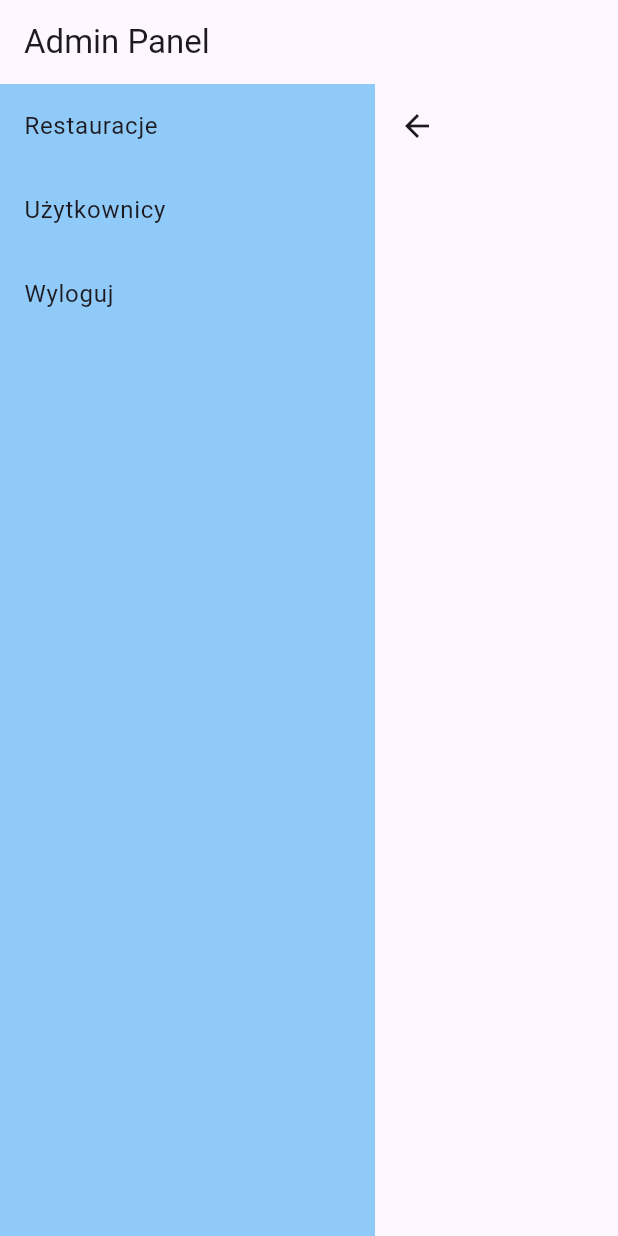
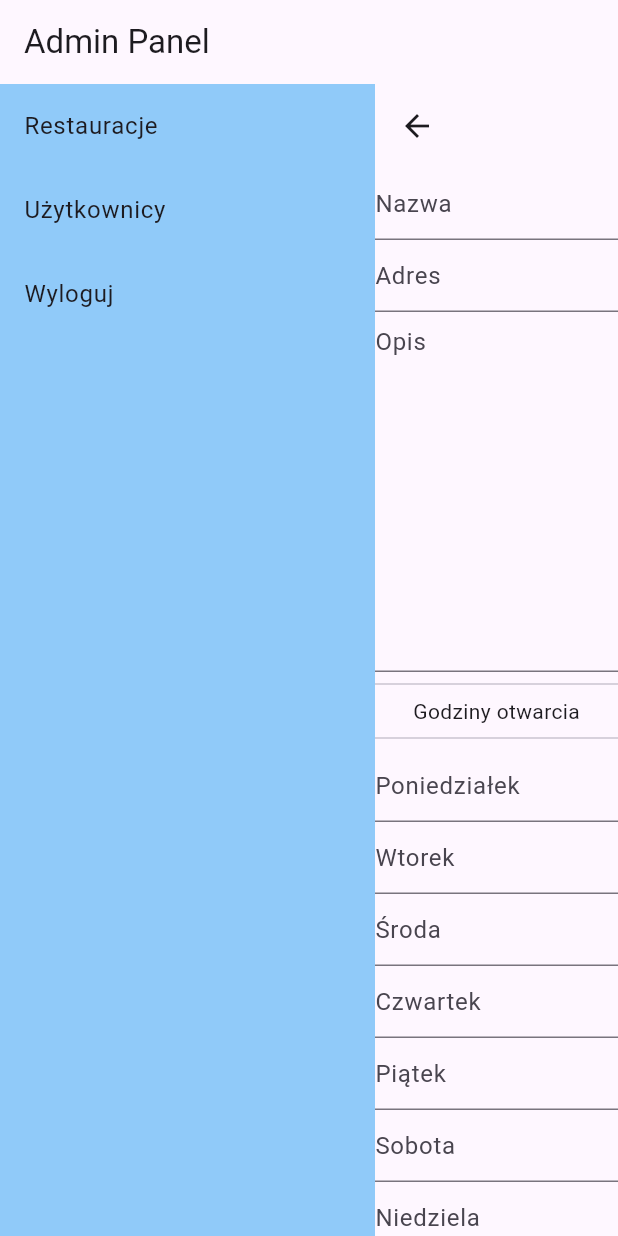
Before and after one commit to EleXxX214/admin_panel, a Flutter app: the screen it shows after launch, after a tap on "Restauracje", after a tap on the "add" icon, on a phone screen of 412 x 824 dp. Run offline on Flutter 3.47's test engine with Material 3 defaults, Android fonts, the phone set to English and light mode, and no system bars; our stand-ins replace cloud_firestore, firebase_auth, firebase_core, firebase_storage, logger; accounts and stored records are empty; generated files the repository leaves out were written again.

Commit message:
addrestaurant form

```diff
--- a/lib/addons/addrestaurant.dart
+++ b/lib/addons/addrestaurant.dart
@@ -9,16 +9,88 @@ class AddRestaurant extends StatefulWidget {
   State<AddRestaurant> createState() => _AddRestaurantState();
 }
 
+final TextEditingController nameController = TextEditingController();
+final TextEditingController addressController = TextEditingController();
+final TextEditingController descriptionController = TextEditingController();
+final TextEditingController mondayController = TextEditingController();
+final TextEditingController tuesdayController = TextEditingController();
+final TextEditingController wednesdayController = TextEditingController();
+final TextEditingController thursdayController = TextEditingController();
+final TextEditingController fridayController = TextEditingController();
+final TextEditingController saturdayController = TextEditingController();
+final TextEditingController sundayController = TextEditingController();
+
 class _AddRestaurantState extends State<AddRestaurant> {
   @override
   Widget build(BuildContext context) {
     return Scaffold(
-      appBar: AppBar(
-        leading: IconButton(
-          icon: const Icon(Icons.arrow_back_outlined),
-          onPressed: widget.turnBack,
+        appBar: AppBar(
+          leading: IconButton(
+            icon: const Icon(Icons.arrow_back_outlined),
+            onPressed: widget.turnBack,
+          ),
         ),
-      ),
-    );
+        body: Center(
+            child: SizedBox(
+          width: 400,
+          child: Column(
+            children: [
+              TextField(
+                controller: nameController,
+                decoration: const InputDecoration(hintText: "Nazwa"),
+              ),
+              TextField(
+                controller: addressController,
+                decoration: const InputDecoration(hintText: "Adres"),
+              ),
+              SizedBox(
+                  width: 400,
+                  height: 240,
+                  child: TextField(
+                    controller: descriptionController,
+                    maxLines: null,
+                    expands: true,
+                    keyboardType: TextInputType.multiline,
+                    decoration: const InputDecoration(hintText: "Opis"),
+                  )),
+              const Divider(),
+              const Text("Godziny otwarcia"),
+              const Divider(),
+              TextField(
+                controller: mondayController,
+                decoration: const InputDecoration(hintText: "Poniedziałek"),
+              ),
+              TextField(
+                controller: tuesdayController,
+                decoration: const InputDecoration(hintText: "Wtorek"),
+              ),
+              TextField(
+                controller: wednesdayController,
+                decoration: const InputDecoration(hintText: "Środa"),
+              ),
+              TextField(
+                controller: thursdayController,
+                decoration: const InputDecoration(hintText: "Czwartek"),
+              ),
+              TextField(
+                controller: fridayController,
+                decoration: const InputDecoration(hintText: "Piątek"),
+              ),
+              TextField(
+                controller: saturdayController,
+                decoration: const InputDecoration(hintText: "Sobota"),
+              ),
+              TextField(
+                controller: sundayController,
+                decoration: const InputDecoration(hintText: "Niedziela"),
+              ),
+              Divider(),
+              TextButton(
+                onPressed: () {},
+                child: const Text("Dodaj restauracje"),
+              )
+            ],
+          ),
+        )));
   }
 }
--- a/lib/addons/restaurant_list.dart
+++ b/lib/addons/restaurant_list.dart
@@ -64,7 +64,8 @@ class RestaurantList extends StatelessWidget {
                       data['name'] ?? "Bez Nazwy"; // Pobiera nazwe restauracji
                   final docId = docs[index].id.trim();
 
-                  return ListTile(
+                  return Card(
+                      child: ListTile(
                     tileColor: Colors.grey[200],
                     title: Text(name),
                     leading: buildRestaurantLogo(docId),
@@ -72,7 +73,7 @@ class RestaurantList extends StatelessWidget {
                       icon: const Icon(Icons.more_vert),
                       onPressed: () {},
                     ),
-                  );
+                  ));
                 },
               );
             }));
```
Also changed, not shown: 1 other file.
